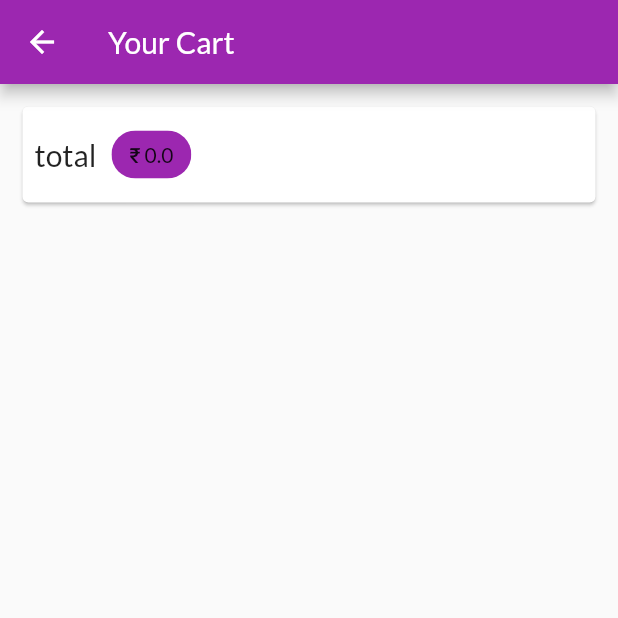
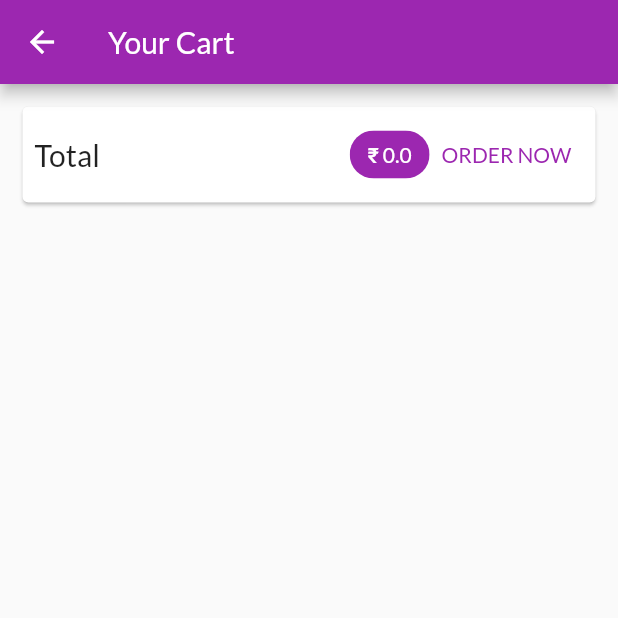
Before and after one commit to aak-301/bajaroo, a Flutter app: the CartScreen screen opened by its route, on a phone screen of 412 x 824 dp, the top half of it. Run offline on Flutter 3.47's test engine with Material 2 defaults, Android fonts, the phone set to English and light mode, and no system bars; network calls fail.

Commit message:
added crtItems details in cart screen

```diff
--- a/lib/providers/cart.dart
+++ b/lib/providers/cart.dart
@@ -15,9 +15,9 @@ class CartItem {
 }
 
 class Cart with ChangeNotifier {
-  Map<String, CartItem> _items = {};
+  final Map<String, CartItem> _items = {};
 
-  Map<String, CartItem> get item {
+  Map<String, CartItem> get items {
     return {..._items};
   }
 
--- a/lib/screens/cart_screen.dart
+++ b/lib/screens/cart_screen.dart
@@ -1,6 +1,8 @@
-import 'package:bajaroo/providers/cart.dart';
+import 'package:bajaroo/providers/cart.dart' show Cart;
 import 'package:flutter/material.dart';
 import 'package:provider/provider.dart';
+
+import '../widgets/cart_item.dart';
 
 class CartScreen extends StatelessWidget {
   const CartScreen({super.key});
@@ -19,20 +21,42 @@ class CartScreen extends StatelessWidget {
             child: Padding(
               padding: const EdgeInsets.all(8.0),
               child: Row(
+                mainAxisAlignment: MainAxisAlignment.spaceBetween,
                 children: [
                   const Text(
-                    'total',
+                    'Total',
                     style: TextStyle(fontSize: 20),
                   ),
-                  const SizedBox(
-                    width: 10,
+                  const Spacer(),
+                  Chip(
+                    label: Text(
+                      '₹ ${cart.totalAmt}',
+                      style: const TextStyle(color: Colors.white),
+                    ),
+                    backgroundColor: Colors.purple,
                   ),
-                  Chip(
-                    label: Text('₹ ${cart.totalAmt}'),
-                    backgroundColor: Colors.purple,
+                  TextButton(
+                    onPressed: () {},
+                    child: const Text(
+                      'ORDER NOW',
+                      style: TextStyle(color: Colors.purple),
+                    ),
                   ),
                 ],
               ),
+            ),
+          ),
+          const SizedBox(
+            height: 10,
+          ),
+          Expanded(
+            child: ListView.builder(
+              itemCount: cart.items.length,
+              itemBuilder: (context, i) => CartItem(
+                  id: cart.items.values.toList()[i].id,
+                  price: cart.items.values.toList()[i].price,
+                  quantity: cart.items.values.toList()[i].quantity,
+                  title: cart.items.values.toList()[i].title),
             ),
           ),
         ],
```
Also changed, not shown: lib/widgets/cart_item.dart (added, +36 -0 lines).
